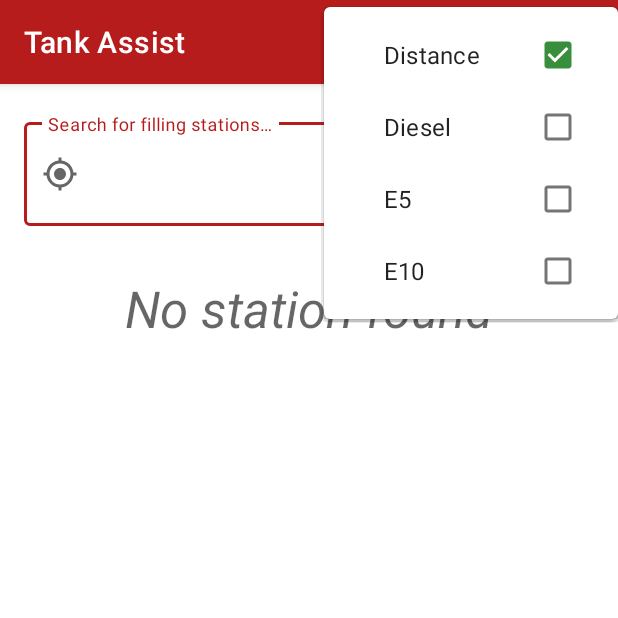
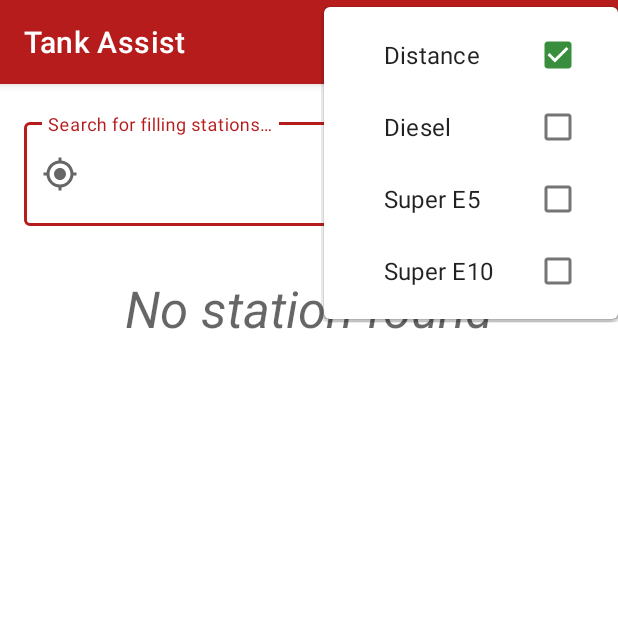
Before and after one commit to kleest/tankassist, an Android app: the screen it shows after launch (MainActivity), after a tap on "Sort", on a phone screen of 412 x 824 dp, the top half of it. Run offline under Robolectric (Android 15) with nearby library versions, the phone set to English and light mode, and no system bars; our stand-ins replace Volley; 1 statement that could not run was skipped.

Commit message:
Change fuel types in sort to be more verbose

```diff
--- a/app/src/main/res/values/strings.xml
+++ b/app/src/main/res/values/strings.xml
@@ -55,8 +55,8 @@
     <string name="progress_location">Determining location…</string>
     <string name="item_sort_price_diesel">Diesel</string>
     <string name="item_sort_distance">Distance</string>
-    <string name="item_sort_price_e5">E5</string>
-    <string name="item_sort_price_e10">E10</string>
+    <string name="item_sort_price_e5">Super E5</string>
+    <string name="item_sort_price_e10">Super E10</string>
     <string name="item_sort">Sort</string>
     <string name="pref_searchRadius_title">Search radius in km</string>
     <string name="pref_searchRadius_summary">Only list stations within a radius of up to the specified kilometers</string>
```
Also changed, not shown: 1 other file.
